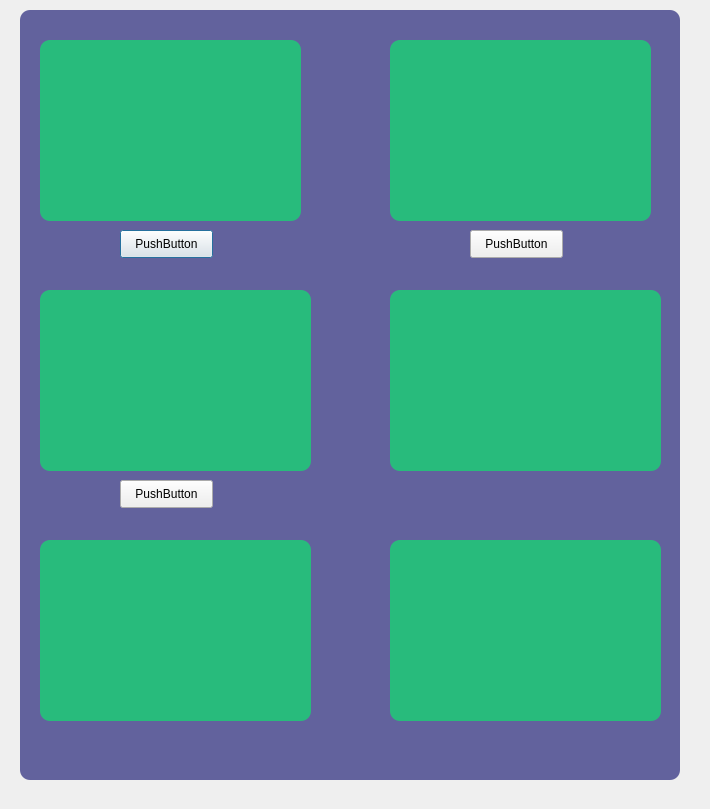
Above: UserFilterCamera-Project/Project/AfterStart.ui from Eundding/UserFilterProject before the change. Below: the same form after it.
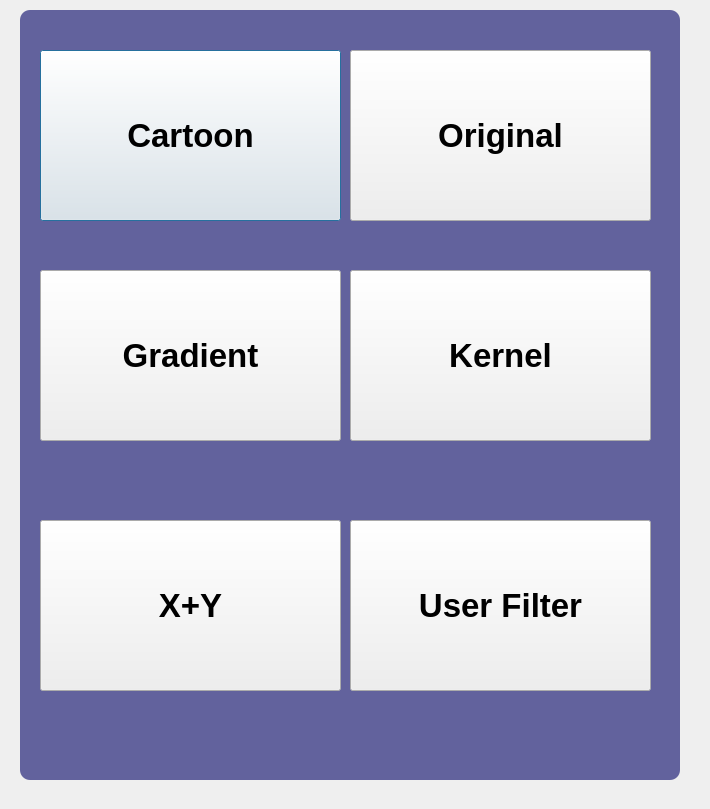
That is the form after the change.

Diff of the .ui file:
```diff
--- a/UserFilterCamera-Project/Project/AfterStart.ui
+++ b/UserFilterCamera-Project/Project/AfterStart.ui
@@ -30,145 +30,124 @@
     <string/>
    </property>
   </widget>
-  <widget class="QLabel" name="label2">
-   <property name="geometry">
-    <rect>
-     <x>40</x>
-     <y>40</y>
-     <width>261</width>
-     <height>181</height>
-    </rect>
-   </property>
-   <property name="styleSheet">
-    <string notr="true">background-color:rgba(0, 250, 100, 150);
-border-radius:10px;</string>
-   </property>
-   <property name="text">
-    <string/>
-   </property>
-  </widget>
-  <widget class="QLabel" name="label_3">
-   <property name="geometry">
-    <rect>
-     <x>40</x>
-     <y>290</y>
-     <width>271</width>
-     <height>181</height>
-    </rect>
-   </property>
-   <property name="styleSheet">
-    <string notr="true">background-color:rgba(0, 250, 100, 150);
-border-radius:10px;</string>
-   </property>
-   <property name="text">
-    <string/>
-   </property>
-  </widget>
-  <widget class="QLabel" name="label_4">
-   <property name="geometry">
-    <rect>
-     <x>390</x>
-     <y>40</y>
-     <width>261</width>
-     <height>181</height>
-    </rect>
-   </property>
-   <property name="styleSheet">
-    <string notr="true">background-color:rgba(0, 250, 100, 150);
-border-radius:10px;</string>
-   </property>
-   <property name="text">
-    <string/>
-   </property>
-  </widget>
-  <widget class="QLabel" name="label_5">
-   <property name="geometry">
-    <rect>
-     <x>390</x>
-     <y>290</y>
-     <width>271</width>
-     <height>181</height>
-    </rect>
-   </property>
-   <property name="styleSheet">
-    <string notr="true">background-color:rgba(0, 250, 100, 150);
-border-radius:10px;</string>
-   </property>
-   <property name="text">
-    <string/>
-   </property>
-  </widget>
-  <widget class="QLabel" name="label_6">
-   <property name="geometry">
-    <rect>
-     <x>40</x>
-     <y>540</y>
-     <width>271</width>
-     <height>181</height>
-    </rect>
-   </property>
-   <property name="styleSheet">
-    <string notr="true">background-color:rgba(0, 250, 100, 150);
-border-radius:10px;</string>
-   </property>
-   <property name="text">
-    <string/>
-   </property>
-  </widget>
-  <widget class="QLabel" name="label_7">
-   <property name="geometry">
-    <rect>
-     <x>390</x>
-     <y>540</y>
-     <width>271</width>
-     <height>181</height>
-    </rect>
-   </property>
-   <property name="styleSheet">
-    <string notr="true">background-color:rgba(0, 250, 100, 150);
-border-radius:10px;</string>
-   </property>
-   <property name="text">
-    <string/>
-   </property>
-  </widget>
   <widget class="QPushButton" name="btn_Filter1">
    <property name="geometry">
     <rect>
-     <x>120</x>
-     <y>230</y>
-     <width>93</width>
-     <height>28</height>
+     <x>40</x>
+     <y>50</y>
+     <width>301</width>
+     <height>171</height>
     </rect>
    </property>
+   <property name="font">
+    <font>
+     <pointsize>25</pointsize>
+     <weight>75</weight>
+     <bold>true</bold>
+    </font>
+   </property>
    <property name="text">
-    <string>PushButton</string>
+    <string>Cartoon</string>
    </property>
   </widget>
   <widget class="QPushButton" name="btn_Filter2">
    <property name="geometry">
     <rect>
-     <x>470</x>
-     <y>230</y>
-     <width>93</width>
-     <height>28</height>
+     <x>350</x>
+     <y>50</y>
+     <width>301</width>
+     <height>171</height>
     </rect>
    </property>
+   <property name="font">
+    <font>
+     <pointsize>25</pointsize>
+     <weight>75</weight>
+     <bold>true</bold>
+    </font>
+   </property>
    <property name="text">
-    <string>PushButton</string>
+    <string>Original</string>
    </property>
   </widget>
   <widget class="QPushButton" name="btn_Filter3">
    <property name="geometry">
     <rect>
-     <x>120</x>
-     <y>480</y>
-     <width>93</width>
-     <height>28</height>
+     <x>40</x>
+     <y>270</y>
+     <width>301</width>
+     <height>171</height>
     </rect>
    </property>
+   <property name="font">
+    <font>
+     <pointsize>25</pointsize>
+     <weight>75</weight>
+     <bold>true</bold>
+    </font>
+   </property>
    <property name="text">
-    <string>PushButton</string>
+    <string>Gradient</string>
+   </property>
+  </widget>
+  <widget class="QPushButton" name="btn_Filter4">
+   <property name="geometry">
+    <rect>
+     <x>350</x>
+     <y>270</y>
+     <width>301</width>
+     <height>171</height>
+    </rect>
+   </property>
+   <property name="font">
+    <font>
+     <pointsize>25</pointsize>
+     <weight>75</weight>
+     <bold>true</bold>
+    </font>
+   </property>
+   <property name="text">
+    <string>Kernel</string>
+   </property>
+  </widget>
+  <widget class="QPushButton" name="btn_Filter5">
+   <property name="geometry">
+    <rect>
+     <x>40</x>
+     <y>520</y>
+     <width>301</width>
+     <height>171</height>
+    </rect>
+   </property>
+   <property name="font">
+    <font>
+     <pointsize>25</pointsize>
+     <weight>75</weight>
+     <bold>true</bold>
+    </font>
+   </property>
+   <property name="text">
+    <string>X+Y</string>
+   </property>
+  </widget>
+  <widget class="QPushButton" name="btn_Filter6">
+   <property name="geometry">
+    <rect>
+     <x>350</x>
+     <y>520</y>
+     <width>301</width>
+     <height>171</height>
+    </rect>
+   </property>
+   <property name="font">
+    <font>
+     <pointsize>25</pointsize>
+     <weight>75</weight>
+     <bold>true</bold>
+    </font>
+   </property>
+   <property name="text">
+    <string>User Filter</string>
    </property>
   </widget>
  </widget>
```
Left out of the diff: 2 changed lines with no effect on the pictures.
